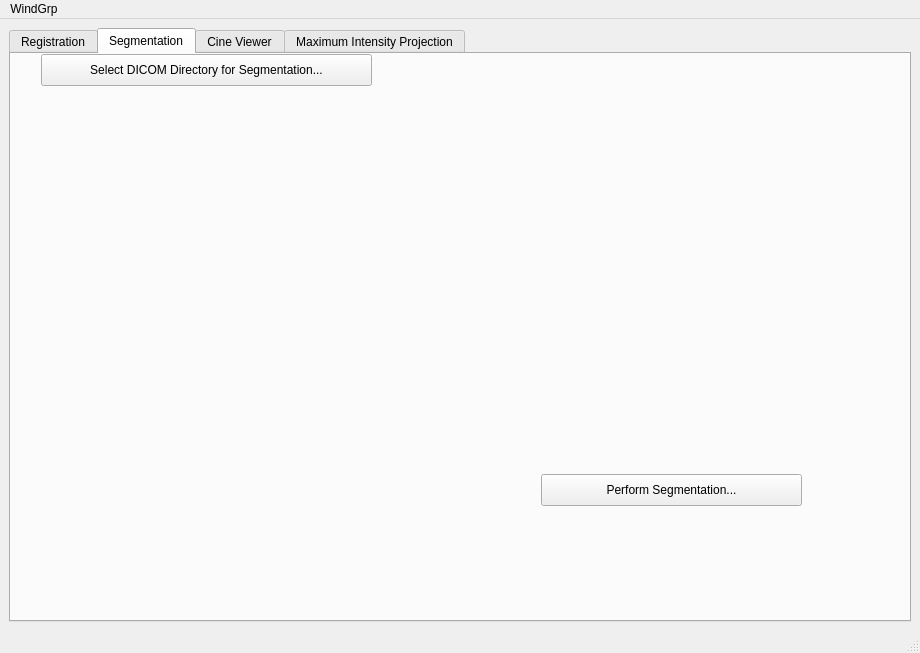
Old version of the form source/MainWindow.ui in the repository darthyoshi/csc621-821-sp2015.
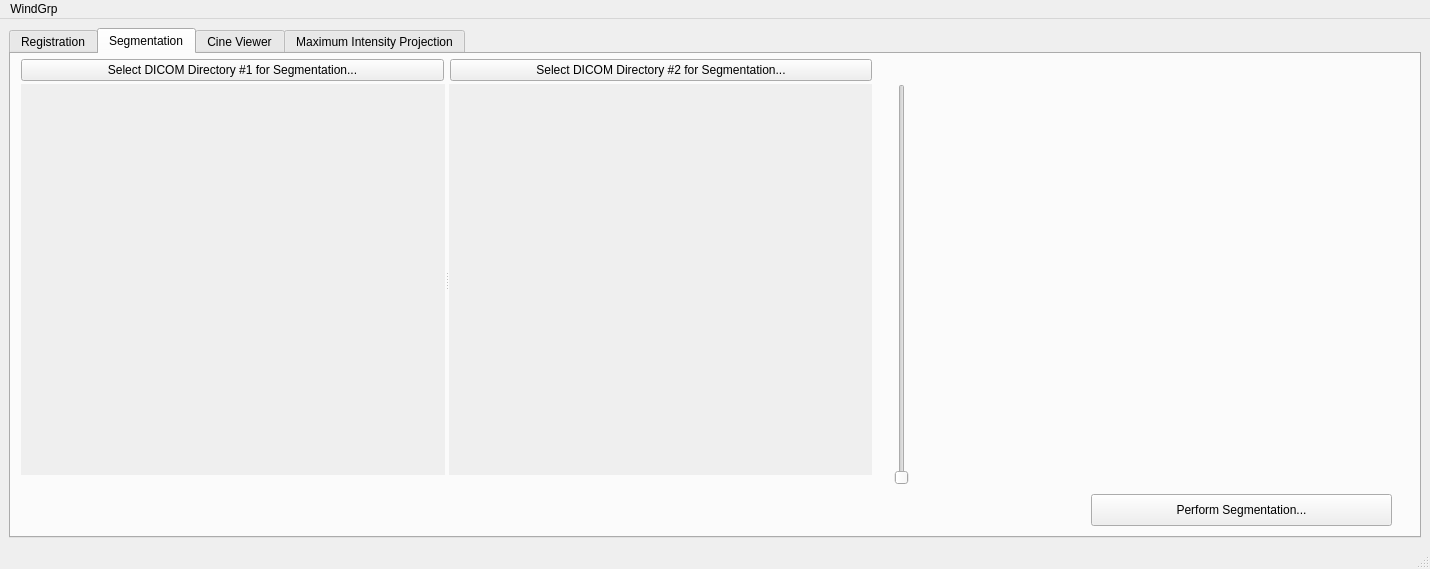
New version of the form. Custom widgets are drawn as their Qt base class.

What changed in the file:
```diff
--- a/source/MainWindow.ui
+++ b/source/MainWindow.ui
@@ -6,8 +6,8 @@
    <rect>
     <x>0</x>
     <y>0</y>
-    <width>920</width>
-    <height>653</height>
+    <width>1430</width>
+    <height>569</height>
    </rect>
   </property>
   <property name="windowTitle">
@@ -123,28 +123,12 @@
        <attribute name="title">
         <string>Segmentation</string>
        </attribute>
-       <widget class="QVTKWidget" name="QVTKSeg" native="true">
-        <property name="geometry">
-         <rect>
-          <x>20</x>
-          <y>30</y>
-          <width>761</width>
-          <height>371</height>
-         </rect>
-        </property>
-        <property name="sizePolicy">
-         <sizepolicy hsizetype="Expanding" vsizetype="MinimumExpanding">
-          <horstretch>0</horstretch>
-          <verstretch>0</verstretch>
-         </sizepolicy>
-        </property>
-       </widget>
        <widget class="QPushButton" name="pushButton_Segment">
         <property name="geometry">
          <rect>
-          <x>530</x>
-          <y>420</y>
-          <width>261</width>
+          <x>1080</x>
+          <y>440</y>
+          <width>301</width>
           <height>32</height>
          </rect>
         </property>
@@ -152,18 +136,79 @@
          <string>Perform Segmentation...</string>
         </property>
        </widget>
-       <widget class="QPushButton" name="pushButton_SelectSegDir">
+       <widget class="QSlider" name="verticalSlider_2">
         <property name="geometry">
          <rect>
-          <x>30</x>
+          <x>880</x>
+          <y>30</y>
+          <width>22</width>
+          <height>401</height>
+         </rect>
+        </property>
+        <property name="orientation">
+         <enum>Qt::Vertical</enum>
+        </property>
+       </widget>
+       <widget class="QWidget" name="layoutWidget">
+        <property name="geometry">
+         <rect>
+          <x>10</x>
           <y>0</y>
-          <width>331</width>
+          <width>851</width>
           <height>32</height>
          </rect>
         </property>
-        <property name="text">
-         <string>Select DICOM Directory for Segmentation...</string>
+        <layout class="QHBoxLayout" name="horizontalLayout">
+         <item>
+          <widget class="QPushButton" name="pushButton_SelectSeg1Dir">
+           <property name="text">
+            <string>Select DICOM Directory #1 for Segmentation...</string>
+           </property>
+          </widget>
+         </item>
+         <item>
+          <widget class="QPushButton" name="pushButton_SelectSeg2Dir">
+           <property name="text">
+            <string>Select DICOM Directory #2 for Segmentation...</string>
+           </property>
+          </widget>
+         </item>
+        </layout>
+       </widget>
+       <widget class="QSplitter" name="splitter">
+        <property name="geometry">
+         <rect>
+          <x>10</x>
+          <y>30</y>
+          <width>851</width>
+          <height>391</height>
+         </rect>
         </property>
+        <property name="orientation">
+         <enum>Qt::Horizontal</enum>
+        </property>
+        <widget class="QVTKWidget" name="QVTKSeg1" native="true">
+         <property name="sizePolicy">
+          <sizepolicy hsizetype="Expanding" vsizetype="MinimumExpanding">
+           <horstretch>0</horstretch>
+           <verstretch>0</verstretch>
+          </sizepolicy>
+         </property>
+         <property name="autoFillBackground">
+          <bool>true</bool>
+         </property>
+        </widget>
+        <widget class="QVTKWidget" name="QVTKSeg2" native="true">
+         <property name="sizePolicy">
+          <sizepolicy hsizetype="Expanding" vsizetype="MinimumExpanding">
+           <horstretch>0</horstretch>
+           <verstretch>0</verstretch>
+          </sizepolicy>
+         </property>
+         <property name="autoFillBackground">
+          <bool>true</bool>
+         </property>
+        </widget>
        </widget>
       </widget>
       <widget class="QWidget" name="CineViewerTab">
@@ -249,7 +294,7 @@
     <rect>
      <x>0</x>
      <y>0</y>
-     <width>920</width>
+     <width>1430</width>
      <height>22</height>
     </rect>
    </property>
```
Left out of the diff: 109 changed lines with no effect on the pictures.
